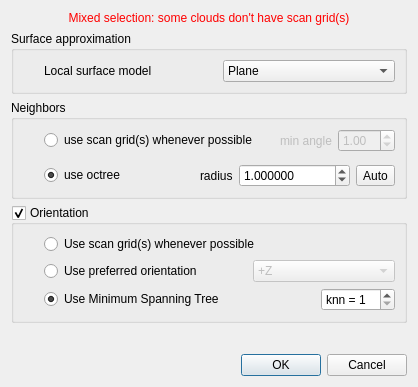
Above: qCC/ui_templates/normalComputationDlg.ui from CloudCompare/CloudCompare before the change. Below: the same form after it.
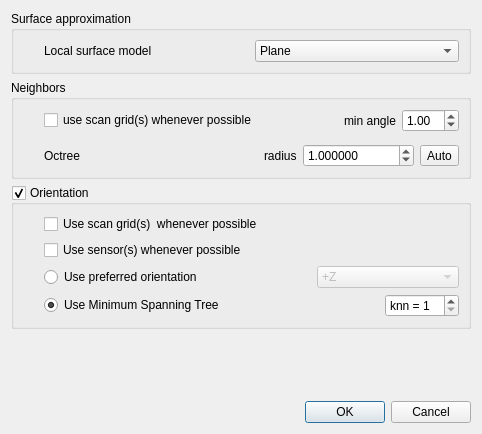
That is the form after the change.

Commit message: [qCC] Add ability to orient normal toward a sensor

Diff of the .ui file:
```diff
--- a/qCC/ui_templates/normalComputationDlg.ui
+++ b/qCC/ui_templates/normalComputationDlg.ui
@@ -6,27 +6,14 @@
    <rect>
     <x>0</x>
     <y>0</y>
-    <width>418</width>
-    <height>387</height>
+    <width>482</width>
+    <height>434</height>
    </rect>
   </property>
   <property name="windowTitle">
    <string>Compute normals</string>
   </property>
   <layout class="QVBoxLayout" name="verticalLayout_3">
-   <item>
-    <widget class="QLabel" name="mixedSelectionLabel">
-     <property name="styleSheet">
-      <string notr="true">color: red;</string>
-     </property>
-     <property name="text">
-      <string>Mixed selection: some clouds don't have scan grid(s)</string>
-     </property>
-     <property name="alignment">
-      <set>Qt::AlignCenter</set>
-     </property>
-    </widget>
-   </item>
    <item>
     <widget class="QGroupBox" name="surfaceGroupBox">
      <property name="title">
@@ -89,7 +76,7 @@
       <item>
        <layout class="QHBoxLayout" name="horizontalLayout_3">
         <item>
-         <widget class="QRadioButton" name="useScanGridRadioButton">
+         <widget class="QCheckBox" name="useScanGridCheckBox">
           <property name="toolTip">
            <string>Using scan grid(s) instead of the octree</string>
           </property>
@@ -114,7 +101,7 @@
         <item>
          <widget class="QFrame" name="gridKernelFrame">
           <property name="enabled">
-           <bool>false</bool>
+           <bool>true</bool>
           </property>
           <layout class="QHBoxLayout" name="horizontalLayout">
            <property name="leftMargin">
@@ -131,6 +118,9 @@
            </property>
            <item>
             <widget class="QLabel" name="label_3">
+             <property name="enabled">
+              <bool>true</bool>
+             </property>
              <property name="toolTip">
               <string>Each normal will be computed using the (2p+1)*(2p+1) neighbors in the grid</string>
              </property>
@@ -141,6 +131,9 @@
            </item>
            <item>
             <widget class="QDoubleSpinBox" name="gridAngleDoubleSpinBox">
+             <property name="enabled">
+              <bool>true</bool>
+             </property>
              <property name="toolTip">
               <string>Min angle of local triangles (in degrees)</string>
              </property>
@@ -190,15 +183,9 @@
       <item>
        <layout class="QHBoxLayout" name="horizontalLayout_10">
         <item>
-         <widget class="QRadioButton" name="useOctreeRadioButton">
-          <property name="toolTip">
-           <string>The octree works for any cloud</string>
-          </property>
+         <widget class="QLabel" name="label_4">
           <property name="text">
-           <string>use octree</string>
-          </property>
-          <property name="checked">
-           <bool>true</bool>
+           <string>Octree</string>
           </property>
          </widget>
         </item>
@@ -296,12 +283,25 @@
        <number>30</number>
       </property>
       <item>
-       <widget class="QRadioButton" name="scanGridsOrientRadioButton">
+       <widget class="QCheckBox" name="scanGridsOrientCheckBox">
         <property name="toolTip">
          <string>Using scan grid(s) is the most robust method</string>
         </property>
         <property name="text">
-         <string>Use scan grid(s) whenever possible</string>
+         <string>Use scan grid(s)  whenever possible</string>
+        </property>
+       </widget>
+      </item>
+      <item>
+       <widget class="QCheckBox" name="sensorOrientCheckBox">
+        <property name="acceptDrops">
+         <bool>true</bool>
+        </property>
+        <property name="toolTip">
+         <string>Use sensor position to orient normals (if both grid and sensor ar ticked, sensor has precedence over grid)</string>
+        </property>
+        <property name="text">
+         <string>Use sensor(s) whenever possible</string>
         </property>
        </widget>
       </item>
```
Left out of the diff: 79 changed lines with no effect on the pictures. The commit also changes 5 other files.
